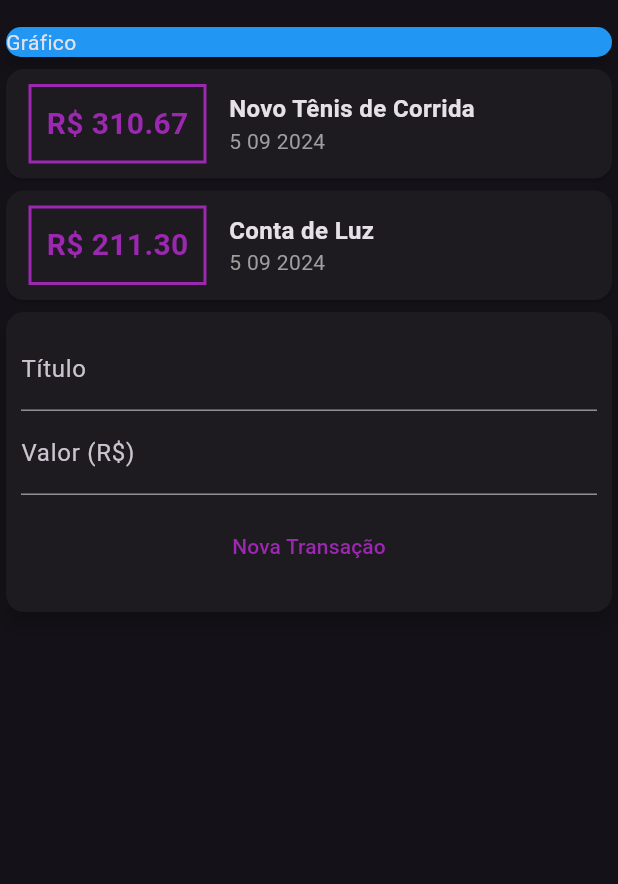
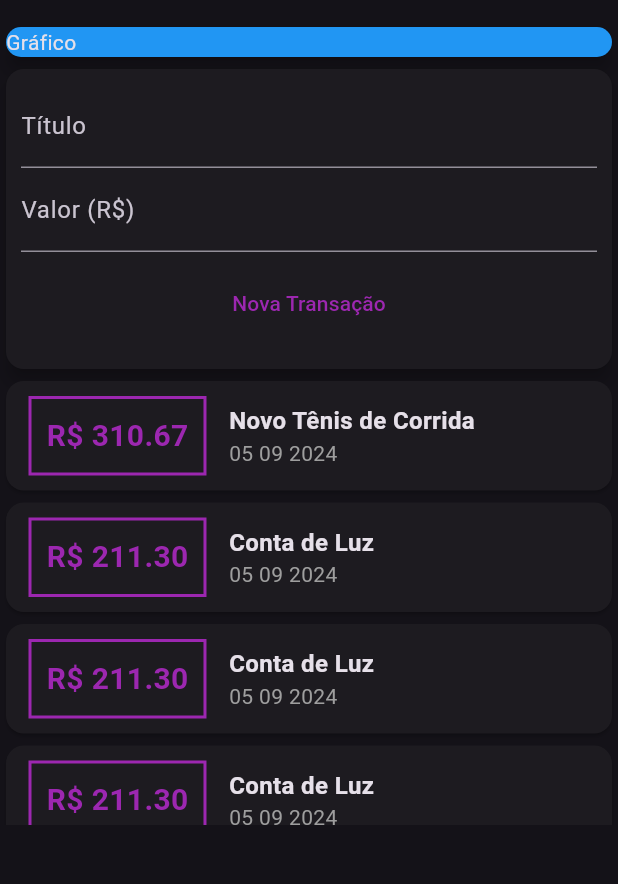
Before and after one commit to maxcielOliv/expenses_app, a Flutter app: the screen it shows after launch, after a tap on "Nova Transação", on a phone screen of 412 x 824 dp, the part 63-947 px from its top. Run offline on Flutter 3.47's test engine with Material 3 defaults, Android fonts, the phone set to English and light mode, and no system bars.

Commit message:
refactor folders

```diff
--- a/lib/components/transaction_form.dart
+++ b/lib/app/components/transaction_form.dart
@@ -3,7 +3,10 @@ import 'package:flutter/material.dart';
 class TransactionForm extends StatelessWidget {
   TransactionForm({
     super.key,
+    required this.onSubmit,
   });
+
+  final void Function(String, double) onSubmit;
 
   final titleController = TextEditingController();
   final valueController = TextEditingController();
@@ -31,7 +34,11 @@ class TransactionForm extends StatelessWidget {
             Padding(
               padding: const EdgeInsets.all(10),
               child: TextButton(
-                onPressed: () {},
+                onPressed: () {
+                  final title = titleController.text;
+                  final value = double.tryParse(valueController.text) ?? 0.0;
+                  onSubmit(title, value);
+                },
                 child: const Text(
                   'Nova Transação',
                   style: TextStyle(color: Colors.purple),
--- /dev/null
+++ b/lib/app/components/transaction_list.dart
@@ -0,0 +1,62 @@
+import 'package:flutter/material.dart';
+import 'package:intl/intl.dart';
+import '../models/transaction.dart';
+
+class TransactionList extends StatelessWidget {
+  const TransactionList({super.key, required this.transactions});
+
+  final List<Transaction> transactions;
+
+  @override
+  Widget build(BuildContext context) {
+    return SizedBox(
+      height: 300,
+      child: ListView.builder(
+        itemCount: transactions.length,
+        itemBuilder: (context, index) {
+          final tr = transactions[index];
+          return Card(
+            child: Row(
+              children: [
+                Container(
+                  margin:
+                      const EdgeInsets.symmetric(horizontal: 15, vertical: 10),
+                  decoration: BoxDecoration(
+                    border: Border.all(
+                      color: Colors.purple,
+                      width: 2,
+                    ),
+                  ),
+                  padding: const EdgeInsets.all(10),
+                  child: Text(
+                    'R\$ ${tr.value.toStringAsFixed(2)}',
+                    style: const TextStyle(
+                        fontWeight: FontWeight.bold,
+                        fontSize: 20,
+                        color: Colors.purple),
+                  ),
+                ),
+                Column(
+                  crossAxisAlignment: CrossAxisAlignment.start,
+                  children: [
+                    Text(
+                      tr.title,
+                      style: const TextStyle(
+                        fontWeight: FontWeight.bold,
+                        fontSize: 16,
+                      ),
+                    ),
+                    Text(
+                      DateFormat('dd MM y').format(tr.date),
+                      style: const TextStyle(color: Colors.grey),
+                    )
+                  ],
+                )
+              ],
+            ),
+          );
+        },
+      ),
+    );
+  }
+}
--- a/lib/components/transaction_user.dart
+++ b/lib/app/components/transaction_user.dart
@@ -1,6 +1,6 @@
 import 'dart:math';
 
-import 'package:despesas_app/models/transaction.dart';
+import 'package:despesas_app/app/models/transaction.dart';
 import 'package:flutter/material.dart';
 import 'transaction_form.dart';
 import 'transaction_list.dart';
@@ -19,6 +19,10 @@ class _TransactionUserState extends State<TransactionUser> {
         title: 'Novo Tênis de Corrida',
         value: 310.67,
         date: DateTime.now()),
+    Transaction(
+        id: 't2', title: 'Conta de Luz', value: 211.30, date: DateTime.now()),
+    Transaction(
+        id: 't2', title: 'Conta de Luz', value: 211.30, date: DateTime.now()),
     Transaction(
         id: 't2', title: 'Conta de Luz', value: 211.30, date: DateTime.now()),
   ];
@@ -40,8 +44,10 @@ class _TransactionUserState extends State<TransactionUser> {
   Widget build(BuildContext context) {
     return Column(
       children: [
+        TransactionForm(
+          onSubmit: addTransaction,
+        ),
         TransactionList(transactions: _transactions),
-        TransactionForm()
       ],
     );
   }
--- /dev/null
+++ b/lib/app/views/app.dart
@@ -0,0 +1,16 @@
+import 'package:despesas_app/app/views/home_Page.dart';
+import 'package:flutter/material.dart';
+
+class App extends StatelessWidget {
+  const App({super.key});
+
+  @override
+  Widget build(BuildContext context) {
+    return MaterialApp(
+      debugShowCheckedModeBanner: false,
+      themeMode: ThemeMode.dark,
+      theme: ThemeData.dark(useMaterial3: true),
+      routes: {'/': (context) => const HomePage()},
+    );
+  }
+}
--- /dev/null
+++ b/lib/app/views/home_page.dart
@@ -0,0 +1,30 @@
+import 'package:despesas_app/app/components/transaction_user.dart';
+import 'package:flutter/material.dart';
+
+class HomePage extends StatelessWidget {
+  const HomePage({super.key});
+
+  @override
+  Widget build(BuildContext context) {
+    return Scaffold(
+      appBar: AppBar(
+        title: const Text('Despesas Pessoais'),
+      ),
+      body: const SingleChildScrollView(
+        child: Column(
+          children: [
+            SizedBox(
+              width: double.infinity,
+              child: Card(
+                color: Colors.blue,
+                elevation: 5,
+                child: Text('Gráfico'),
+              ),
+            ),
+            TransactionUser()
+          ],
+        ),
+      ),
+    );
+  }
+}
--- a/lib/components/transaction_list.dart
+++ /dev/null
@@ -1,62 +0,0 @@
-import 'package:flutter/material.dart';
-import 'package:intl/intl.dart';
-import '../models/transaction.dart';
-
-class TransactionList extends StatelessWidget {
-  const TransactionList({super.key, required this.transactions});
-
-  final List<Transaction> transactions;
-
-  @override
-  Widget build(BuildContext context) {
-    return Column(
-      children: [
-        ...transactions.map(
-          (tr) {
-            return Card(
-              //color: Colors.blue,
-              child: Row(
-                children: [
-                  Container(
-                    margin: const EdgeInsets.symmetric(
-                        horizontal: 15, vertical: 10),
-                    decoration: BoxDecoration(
-                      border: Border.all(
-                        color: Colors.purple,
-                        width: 2,
-                      ),
-                    ),
-                    padding: const EdgeInsets.all(10),
-                    child: Text(
-                      'R\$ ${tr.value.toStringAsFixed(2)}',
-                      style: const TextStyle(
-                          fontWeight: FontWeight.bold,
-                          fontSize: 20,
-                          color: Colors.purple),
-                    ),
-                  ),
-                  Column(
-                    crossAxisAlignment: CrossAxisAlignment.start,
-                    children: [
-                      Text(
-                        tr.title,
-                        style: const TextStyle(
-                          fontWeight: FontWeight.bold,
-                          fontSize: 16,
-                        ),
-                      ),
-                      Text(
-                        DateFormat('d MM y').format(tr.date),
-                        style: const TextStyle(color: Colors.grey),
-                      )
-                    ],
-                  )
-                ],
-              ),
-            );
-          },
-        )
-      ],
-    );
-  }
-}
--- a/lib/main.dart
+++ b/lib/main.dart
@@ -1,46 +1,6 @@
-import 'package:despesas_app/components/transaction_user.dart';
+import 'package:despesas_app/app/views/app.dart';
 import 'package:flutter/material.dart';
 
 void main() {
-  runApp(const ExpensesApp());
+  runApp(const App());
 }
-
-class ExpensesApp extends StatelessWidget {
-  const ExpensesApp({super.key});
-
-  @override
-  Widget build(BuildContext context) {
-    return MaterialApp(
-      home: const MyHomePage(),
-      themeMode: ThemeMode.dark,
-      darkTheme: ThemeData.dark(useMaterial3: true),
-    );
-  }
-}
-
-class MyHomePage extends StatelessWidget {
-  const MyHomePage({super.key});
-
-  @override
-  Widget build(BuildContext context) {
-    return Scaffold(
-      appBar: AppBar(
-        title: const Text('Despesas Pessoais'),
-      ),
-      body: Column(
-        crossAxisAlignment: CrossAxisAlignment.stretch,
-        children: [
-          const SizedBox(
-            width: double.infinity,
-            child: Card(
-              color: Colors.blue,
-              elevation: 5,
-              child: Text('Gráfico'),
-            ),
-          ),
-          TransactionUser()
-        ],
-      ),
-    );
-  }
-}
```
Also changed, not shown: lib/app/models/transaction.dart (renamed from lib/models/transaction.dart).
